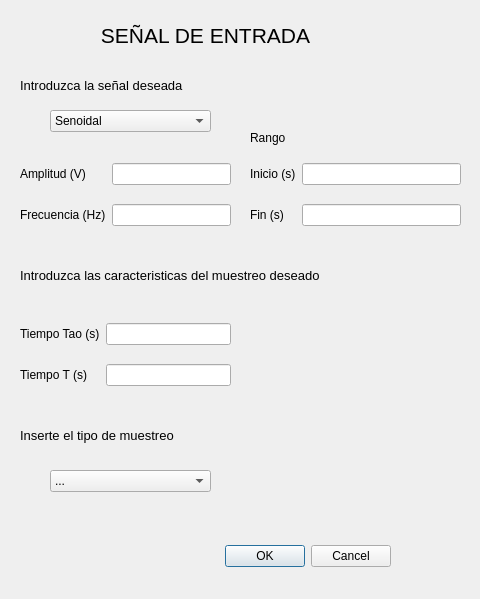
Qt form designer/ventanaEntrada.ui (matifrancois/TP1_ASSD_Programacion) before a commit.
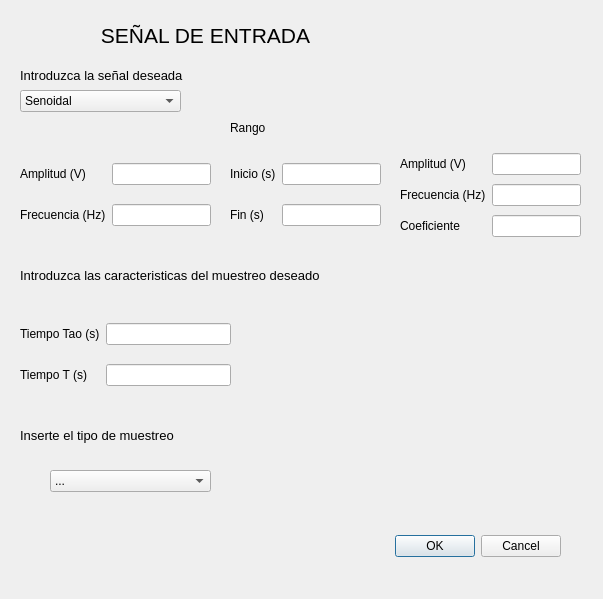
The same form after that commit.

Commit message: agregue el gris en los slots de entrada al poner AM y ya permite el pasaje de parametros de AM al backend

Diff of the .ui file:
```diff
--- a/designer/ventanaEntrada.ui
+++ b/designer/ventanaEntrada.ui
@@ -6,7 +6,7 @@
    <rect>
     <x>0</x>
     <y>0</y>
-    <width>480</width>
+    <width>603</width>
     <height>599</height>
    </rect>
   </property>
@@ -38,7 +38,7 @@
    <property name="geometry">
     <rect>
      <x>20</x>
-     <y>70</y>
+     <y>60</y>
      <width>221</width>
      <height>31</height>
     </rect>
@@ -79,8 +79,8 @@
   <widget class="QComboBox" name="comboBox_senial">
    <property name="geometry">
     <rect>
-     <x>50</x>
-     <y>110</y>
+     <x>20</x>
+     <y>90</y>
      <width>161</width>
      <height>22</height>
     </rect>
@@ -138,7 +138,7 @@
     <rect>
      <x>20</x>
      <y>150</y>
-     <width>211</width>
+     <width>191</width>
      <height>91</height>
     </rect>
    </property>
@@ -168,8 +168,8 @@
   <widget class="QDialogButtonBox" name="buttonBox">
    <property name="geometry">
     <rect>
-     <x>50</x>
-     <y>540</y>
+     <x>220</x>
+     <y>530</y>
      <width>341</width>
      <height>32</height>
     </rect>
@@ -230,9 +230,9 @@
   <widget class="QWidget" name="layoutWidget_2">
    <property name="geometry">
     <rect>
-     <x>250</x>
+     <x>230</x>
      <y>150</y>
-     <width>211</width>
+     <width>151</width>
      <height>91</height>
     </rect>
    </property>
@@ -262,8 +262,8 @@
   <widget class="QLabel" name="label">
    <property name="geometry">
     <rect>
-     <x>250</x>
-     <y>130</y>
+     <x>230</x>
+     <y>120</y>
      <width>55</width>
      <height>16</height>
     </rect>
@@ -272,6 +272,61 @@
     <string>Rango</string>
    </property>
   </widget>
+  <widget class="QWidget" name="layoutWidget_3">
+   <property name="geometry">
+    <rect>
+     <x>400</x>
+     <y>150</y>
+     <width>181</width>
+     <height>91</height>
+    </rect>
+   </property>
+   <layout class="QGridLayout" name="gridLayout_5">
+    <item row="0" column="1">
+     <widget class="QLineEdit" name="lineEdit_amplitud_moduladora"/>
+    </item>
+    <item row="1" column="0">
+     <widget class="QLabel" name="label_fin_rango_2">
+      <property name="text">
+       <string>Frecuencia (Hz)</string>
+      </property>
+     </widget>
+    </item>
+    <item row="1" column="1">
+     <widget class="QLineEdit" name="lineEdit_frecuencia_moduladora"/>
+    </item>
+    <item row="0" column="0">
+     <widget class="QLabel" name="label_inicio_rango_2">
+      <property name="text">
+       <string>Amplitud (V)</string>
+      </property>
+     </widget>
+    </item>
+    <item row="2" column="1">
+     <widget class="QLineEdit" name="lineEdit_coeficiente"/>
+    </item>
+    <item row="2" column="0">
+     <widget class="QLabel" name="label_fin_rango_3">
+      <property name="text">
+       <string>Coeficiente</string>
+      </property>
+     </widget>
+    </item>
+   </layout>
+  </widget>
+  <widget class="QLabel" name="label_moduladora">
+   <property name="geometry">
+    <rect>
+     <x>410</x>
+     <y>120</y>
+     <width>55</width>
+     <height>16</height>
+    </rect>
+   </property>
+   <property name="text">
+    <string/>
+   </property>
+  </widget>
  </widget>
  <resources/>
  <connections>
```
Left out of the diff: 5 changed lines with no effect on the pictures. The commit also changes 10 other files.
